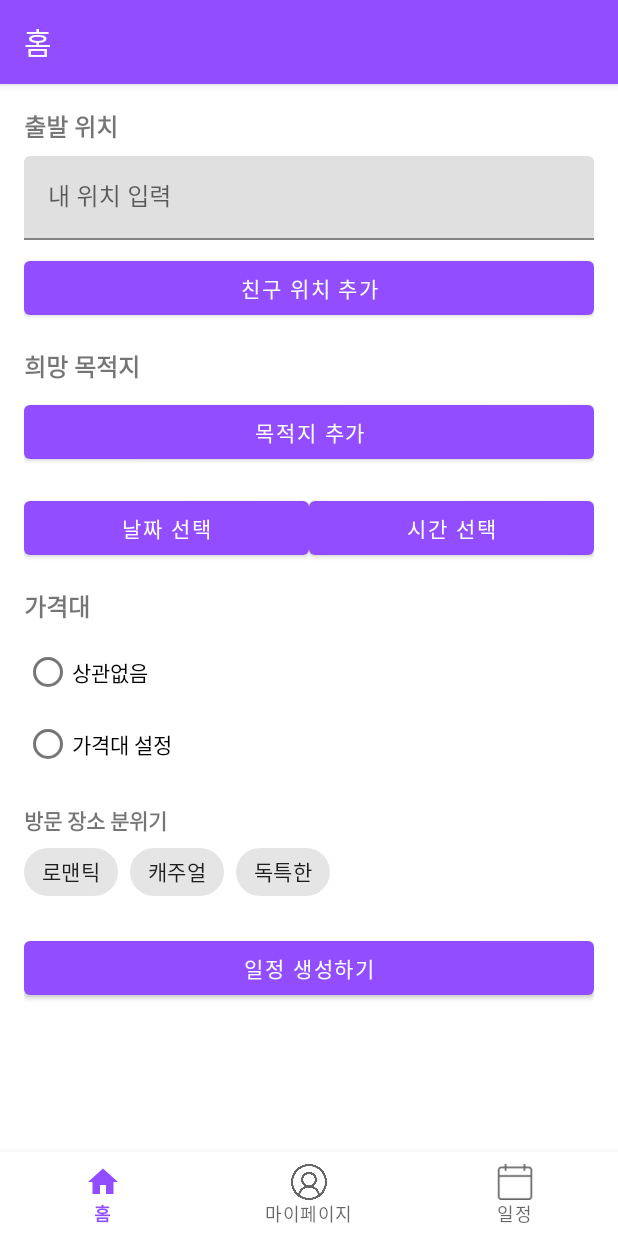
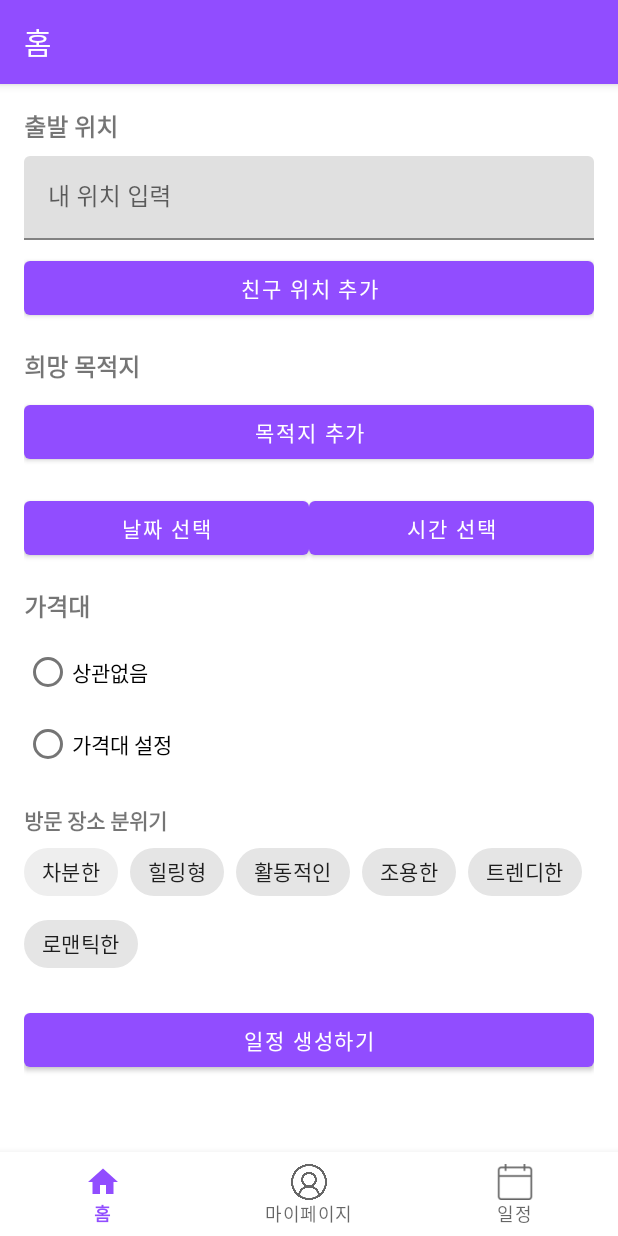
Before and after one commit to Jeha0101/AppointmentGeneration, an Android app: the HomeFragment screen opened through its navigation route, on a phone screen of 412 x 824 dp. Run offline under Robolectric (Android 15) with nearby library versions, the phone set to English and light mode, and no system bars; our stand-ins replace Firebase (no records; nobody signed in at launch, a user with empty details on screens opened directly), navigation-ui.

Commit message:
홈화면 태깅 변경
선택시 색깔 변경가능

```diff
--- a/app/src/main/java/com/example/appointmentgeneration/ui/home/HomeFragment.kt
+++ b/app/src/main/java/com/example/appointmentgeneration/ui/home/HomeFragment.kt
@@ -20,6 +20,7 @@ import com.example.appointmentgeneration.ui.address.AddressSearchActivity
 import com.google.firebase.firestore.FirebaseFirestore
 import androidx.navigation.fragment.findNavController
 import java.util.*
+import com.google.android.material.chip.Chip
 
 
 class HomeFragment : Fragment() {
@@ -150,6 +151,26 @@ class HomeFragment : Fragment() {
                 ).show()
             }
 
+            // 분위기 칩 선택 리스너 추가
+            chipGroupMood.setOnCheckedChangeListener { group, _ ->
+                // 선택된 모든 칩의 텍스트를 리스트로 모음
+                val selectedMoods = mutableListOf<String>()
+
+                // 선택된 각 Chip의 ID를 확인하고 해당하는 텍스트 수집
+                for (chipId in group.checkedChipIds) {
+                    val chip = group.findViewById<Chip>(chipId)
+                    selectedMoods.add(chip.text.toString())
+                }
+
+                // 선택된 분위기가 있는 경우에만 ViewModel에 저장
+                if (selectedMoods.isNotEmpty()) {
+                    homeViewModel.setMood(selectedMoods.joinToString(", "))
+                } else {
+                    homeViewModel.setMood("없음")
+                }
+            }
+
+
             // 친구 추가
             btnAddFriend.setOnClickListener {
                 Toast.makeText(requireContext(), "친구 추가 기능은 구현 중입니다.", Toast.LENGTH_SHORT).show()
--- /dev/null
+++ b/app/src/main/res/color/chip_background_color.xml
@@ -0,0 +1,5 @@
+<?xml version="1.0" encoding="utf-8"?>
+<selector xmlns:android="http://schemas.android.com/apk/res/android">
+    <item android:color="#A020F0" android:state_checked="true"/>  <!-- 선택됐을 때 보라색 -->
+    <item android:color="#EEEEEE" android:state_checked="false"/> <!-- 선택되지 않았을 때 회색 -->
+</selector>
--- a/app/src/main/res/layout/fragment_home.xml
+++ b/app/src/main/res/layout/fragment_home.xml
@@ -151,22 +151,57 @@
         <com.google.android.material.chip.ChipGroup
             android:id="@+id/chip_group_mood"
             android:layout_width="match_parent"
-            android:layout_height="wrap_content">
+            android:layout_height="wrap_content"
+            app:singleSelection="false">
+
+            <com.google.android.material.chip.Chip
+                android:id="@+id/chip_natural"
+                android:layout_width="wrap_content"
+                android:layout_height="wrap_content"
+                android:text="차분한"
+                android:checkable="true"
+                style="@style/Widget.MaterialComponents.Chip.Filter"
+                app:chipBackgroundColor="@color/chip_background_color"/>
+
+            <com.google.android.material.chip.Chip
+                android:id="@+id/chip_healing"
+                android:layout_width="wrap_content"
+                android:layout_height="wrap_content"
+                android:text="힐링형"
+                android:checkable="true"
+                style="@style/Widget.MaterialComponents.Chip.Filter"/>
+
+            <com.google.android.material.chip.Chip
+                android:id="@+id/chip_activity"
+                android:layout_width="wrap_content"
+                android:layout_height="wrap_content"
+                android:text="활동적인"
+                android:checkable="true"
+                style="@style/Widget.MaterialComponents.Chip.Filter"/>
+
+            <com.google.android.material.chip.Chip
+                android:id="@+id/chip_quiet"
+                android:layout_width="wrap_content"
+                android:layout_height="wrap_content"
+                android:text="조용한"
+                android:checkable="true"
+                style="@style/Widget.MaterialComponents.Chip.Filter"/>
+
+            <com.google.android.material.chip.Chip
+                android:id="@+id/chip_trendy"
+                android:layout_width="wrap_content"
+                android:layout_height="wrap_content"
+                android:text="트렌디한"
+                android:checkable="true"
+                style="@style/Widget.MaterialComponents.Chip.Filter"/>
+
             <com.google.android.material.chip.Chip
                 android:id="@+id/chip_romantic"
                 android:layout_width="wrap_content"
                 android:layout_height="wrap_content"
-                android:text="로맨틱" />
-            <com.google.android.material.chip.Chip
-                android:id="@+id/chip_casual"
-                android:layout_width="wrap_content"
-                android:layout_height="wrap_content"
-                android:text="캐주얼" />
-            <com.google.android.material.chip.Chip
-                android:id="@+id/chip_unique"
-                android:layout_width="wrap_content"
-                android:layout_height="wrap_content"
-                android:text="독특한" />
+                android:text="로맨틱한"
+                android:checkable="true"
+                style="@style/Widget.MaterialComponents.Chip.Filter"/>
         </com.google.android.material.chip.ChipGroup>
 
         <!-- 일정 생성 -->
```
